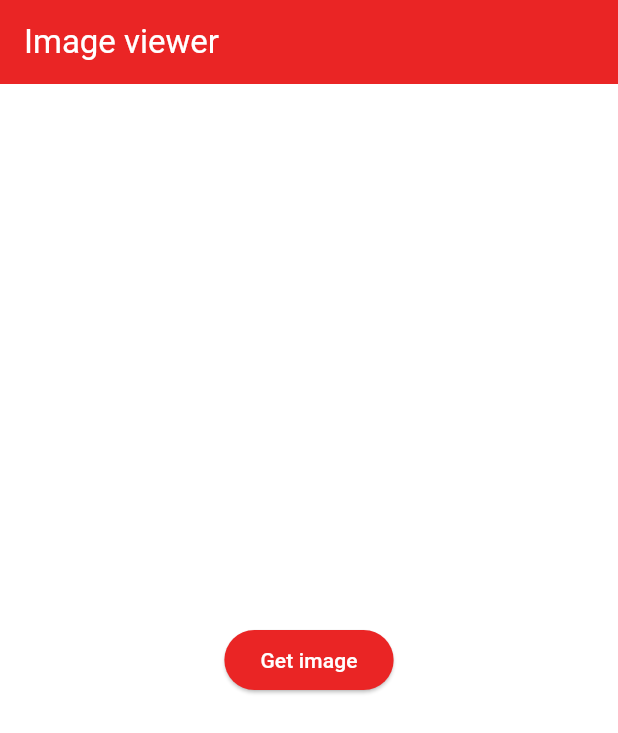
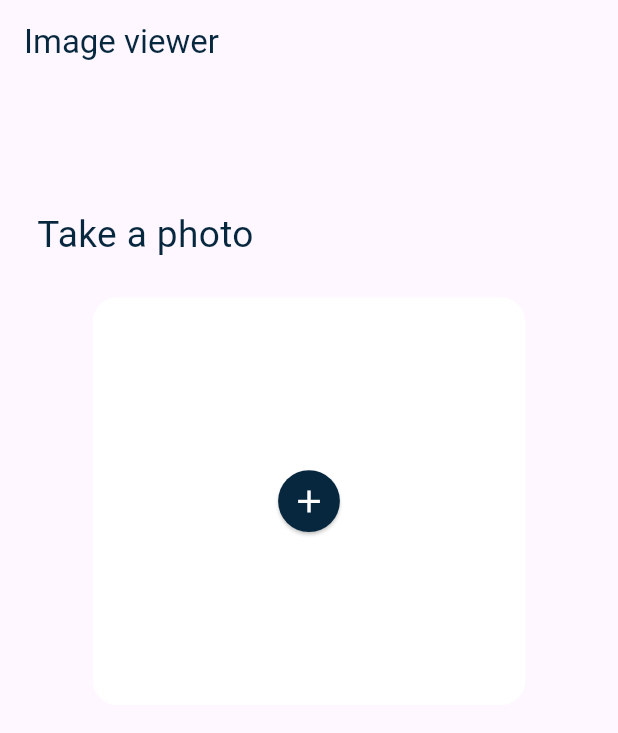
Before and after one commit to RajTheMischeif/image_picker, a Flutter app: the screen it shows after launch, on a phone screen of 412 x 824 dp. Shown: the top 733 px of the screen. Run offline on Flutter 3.47's test engine with Material 3 defaults, Android fonts, the phone set to English and light mode, and no system bars; our stand-ins replace device_info_plus, get, image_picker, loading_animation_widget, permission_handler.

Commit message:
four file

```diff
--- a/lib/constants/colors.dart
+++ b/lib/constants/colors.dart
@@ -1,4 +1,5 @@
 import 'dart:ui';
 
 Color white = const Color.fromARGB(255, 255, 255, 255);
-Color red = const Color.fromARGB(255, 234, 37, 37);
+Color darkBlue = const Color.fromARGB(255, 7, 39, 62);
+Color black = const Color.fromARGB(255, 0, 0, 0);
--- a/lib/main.dart
+++ b/lib/main.dart
@@ -3,9 +3,9 @@ import 'package:flutter/services.dart';
 import 'package:image_viewer/screen/home_screen.dart';
 import 'package:get/get.dart';
 
-void main() {
+void main() async {
   WidgetsFlutterBinding.ensureInitialized();
-  SystemChrome.setPreferredOrientations([DeviceOrientation.portraitUp]);
+  await SystemChrome.setPreferredOrientations([DeviceOrientation.portraitUp]);
   runApp(const MyApp());
 }
 
--- a/lib/screen/home_screen.dart
+++ b/lib/screen/home_screen.dart
@@ -3,6 +3,7 @@ import 'package:image_picker/image_picker.dart';
 import 'package:image_viewer/constants/colors.dart';
 import 'package:image_viewer/controller/home_screen_controller.dart';
 import 'package:get/get.dart';
+import 'package:loading_animation_widget/loading_animation_widget.dart';
 import 'package:permission_handler/permission_handler.dart';
 
 class MyHomePage extends StatelessWidget {
@@ -11,49 +12,123 @@ class MyHomePage extends StatelessWidget {
   final HomePageController _ctrl = Get.put(HomePageController());
   @override
   Widget build(BuildContext context) {
-    return SafeArea(
-      child: Scaffold(
-        backgroundColor: white,
+    return Scaffold(
       appBar: AppBar(
-          backgroundColor: red,
-          foregroundColor: white,
-          title: const Text('Image viewer'),
+        foregroundColor: black,
+        title: Text(
+          'Image viewer',
+          style: TextStyle(color: darkBlue),
         ),
-        body: Center(
+      ),
+      body: SingleChildScrollView(
         child: Obx(
           () => Column(
-              mainAxisAlignment: MainAxisAlignment.center,
+            crossAxisAlignment: CrossAxisAlignment.start,
             children: [
-                !_ctrl.isPicked.value
-                    ? ElevatedButton(
+              Padding(
+                padding: EdgeInsets.only(
+                    top: Get.height * 0.1, left: Get.height * 0.03),
+                child: Text(
+                  'Take a photo',
+                  style:
+                      TextStyle(color: darkBlue, fontSize: Get.height * 0.03),
+                ),
+              ),
+              _ctrl.imgFile.value != null
+                  ? Padding(
+                      padding: EdgeInsets.only(left: Get.height * 0.03),
+                      child: Text(
+                        'Please ensure that the picture is clear',
+                        style: TextStyle(color: darkBlue),
+                      ),
+                    )
+                  : const SizedBox(),
+              Center(
+                child: Padding(
+                  padding: EdgeInsets.all(Get.height * 0.03),
+                  child: Obx(
+                    () => Container(
+                      decoration: BoxDecoration(
+                        color: _ctrl.isPicked.value ? null : white,
+                        borderRadius: BorderRadius.circular(Get.height * 0.02),
+                      ),
+                      height: Get.height * 0.33,
+                      width: _ctrl.isPicked.value ? null : Get.width * 0.7,
+                      child: !_ctrl.isPicked.value &&
+                              _ctrl.imgFile.value == null
+                          ? Center(
+                              child: ElevatedButton(
                                 style: ElevatedButton.styleFrom(
-                          backgroundColor: red,
+                                  shape: const CircleBorder(),
+                                  minimumSize: Size.square(Get.height * 0.05),
+                                  backgroundColor: darkBlue,
                                   foregroundColor: white,
                                 ),
-                        onPressed: () => showBottomSheetToPickImg(context),
-                        child: const Text('Get image'),
+                                onPressed: () =>
+                                    showBottomSheetToPickImg(context),
+                                child: Icon(
+                                  Icons.add,
+                                  size: Get.height * 0.03,
+                                ),
+                              ),
                             )
-                    : Padding(
-                        padding: EdgeInsets.all(Get.height * 0.03),
-                        child: Container(
-                          decoration: BoxDecoration(
-                              color: red,
-                              borderRadius:
-                                  BorderRadius.circular(Get.height * 0.02)),
-                          height: Get.height * 0.4,
-                          child: ClipRRect(
+                          : !_ctrl.isPicked.value && _ctrl.imgFile.value != null
+                              ? Center(
+                                  child:
+                                      LoadingAnimationWidget.staggeredDotsWave(
+                                          color: darkBlue,
+                                          size: Get.height * 0.03),
+                                )
+                              : ClipRRect(
                                   borderRadius:
                                       BorderRadius.circular(Get.height * 0.02),
-                            child: GestureDetector(
-                              onTap: () => showBottomSheetToPickImg(context),
                                   child: Image.file(
                                       fit: BoxFit.fill, _ctrl.imgFile.value!),
                                 ),
                     ),
                   ),
                 ),
+              ),
+              _ctrl.isPicked.value
+                  ? Row(
+                      mainAxisAlignment: MainAxisAlignment.center,
+                      children: [
+                        ElevatedButton(
+                          style: ElevatedButton.styleFrom(
+                            shape: const CircleBorder(),
+                            minimumSize: Size.square(Get.height * 0.05),
+                            backgroundColor: darkBlue,
+                            foregroundColor: white,
+                          ),
+                          onPressed: () => showBottomSheetToPickImg(context),
+                          child: Icon(
+                            Icons.edit,
+                            size: Get.height * 0.03,
+                          ),
+                        ),
+                        SizedBox(
+                          width: Get.width * 0.02,
+                        ),
+                        ElevatedButton(
+                          style: ElevatedButton.styleFrom(
+                            shape: const CircleBorder(),
+                            minimumSize: Size.square(Get.height * 0.05),
+                            backgroundColor: darkBlue,
+                            foregroundColor: white,
+                          ),
+                          onPressed: () {},
+                          child: Icon(
+                            Icons.check,
+                            size: Get.height * 0.03,
+                          ),
+                        ),
                       ],
-            ),
+                    )
+                  : const SizedBox(),
+              SizedBox(
+                height: Get.height * 0.02,
+              )
+            ],
           ),
         ),
       ),
@@ -101,7 +176,14 @@ class MyHomePage extends StatelessWidget {
                         } else if (status == PermissionStatus.denied) {
                           Get.snackbar(
                               'Access denied', 'You cannot access camera',
-                              backgroundColor: red, colorText: white);
+                              backgroundColor: darkBlue, colorText: white);
+                        } else if (status ==
+                            PermissionStatus.permanentlyDenied) {
+                          Get.snackbar('Access Permanently denied',
+                              'You cannot access camera no more, please give the access through the settings',
+                              backgroundColor: darkBlue,
+                              colorText: white,
+                              duration: Duration(milliseconds: 2000));
                         }
                       },
                       child: Row(
@@ -109,7 +191,7 @@ class MyHomePage extends StatelessWidget {
                           Icon(
                             Icons.camera_alt,
                             size: Get.height * 0.034,
-                            color: red,
+                            color: darkBlue,
                           ),
                           SizedBox(
                             width: Get.width * 0.03,
@@ -136,7 +218,18 @@ class MyHomePage extends StatelessWidget {
                           } else if (status == PermissionStatus.denied) {
                             Get.snackbar(
                                 'Access denied', 'You cannot access photos',
-                                backgroundColor: red, colorText: white);
+                                backgroundColor: darkBlue, colorText: white);
+                          } else if (status == PermissionStatus.limited) {
+                            Get.snackbar('Limited Access',
+                                'You can access gallery only limited',
+                                backgroundColor: darkBlue, colorText: white);
+                          } else if (status ==
+                              PermissionStatus.permanentlyDenied) {
+                            Get.snackbar('Access Permanently denied',
+                                'You cannot access gallery no more, please give the access through the settings',
+                                backgroundColor: darkBlue,
+                                colorText: white,
+                                duration: Duration(milliseconds: 2000));
                           }
                         } else if (int.parse(
                                 _ctrl.androidInfo!.version.release) <
@@ -149,7 +242,14 @@ class MyHomePage extends StatelessWidget {
                           } else if (state == PermissionStatus.denied) {
                             Get.snackbar(
                                 'Access denied', 'You cannot access photos',
-                                backgroundColor: red, colorText: white);
+                                backgroundColor: darkBlue, colorText: white);
+                          } else if (state ==
+                              PermissionStatus.permanentlyDenied) {
+                            Get.snackbar('Access Permanently denied',
+                                'You cannot access gallery no more, please give the access through the settings',
+                                backgroundColor: darkBlue,
+                                colorText: white,
+                                duration: Duration(milliseconds: 2000));
                           }
                         }
                       },
@@ -158,7 +258,7 @@ class MyHomePage extends StatelessWidget {
                           Icon(
                             Icons.photo,
                             size: Get.height * 0.034,
-                            color: red,
+                            color: darkBlue,
                           ),
                           SizedBox(
                             width: Get.width * 0.03,
--- a/pubspec.yaml
+++ b/pubspec.yaml
@@ -39,12 +39,13 @@ dependencies:
   permission_handler: ^11.3.1
   get: ^4.6.6
   device_info_plus: ^10.1.2
+  loading_animation_widget: ^1.3.0
 
 dev_dependencies:
   flutter_test:
     sdk: flutter
 
-  flutter_lints: ^4.0.0
+  flutter_lints: ^5.0.0
 
 
   # The "flutter_lints" package below contains a set of recommended lints to
```
Also changed, not shown: lib/controller/home_screen_controller.dart (+7 -0 lines), pubspec.lock, 1 other file. Lines whose indentation alone changed are shown as unchanged.
